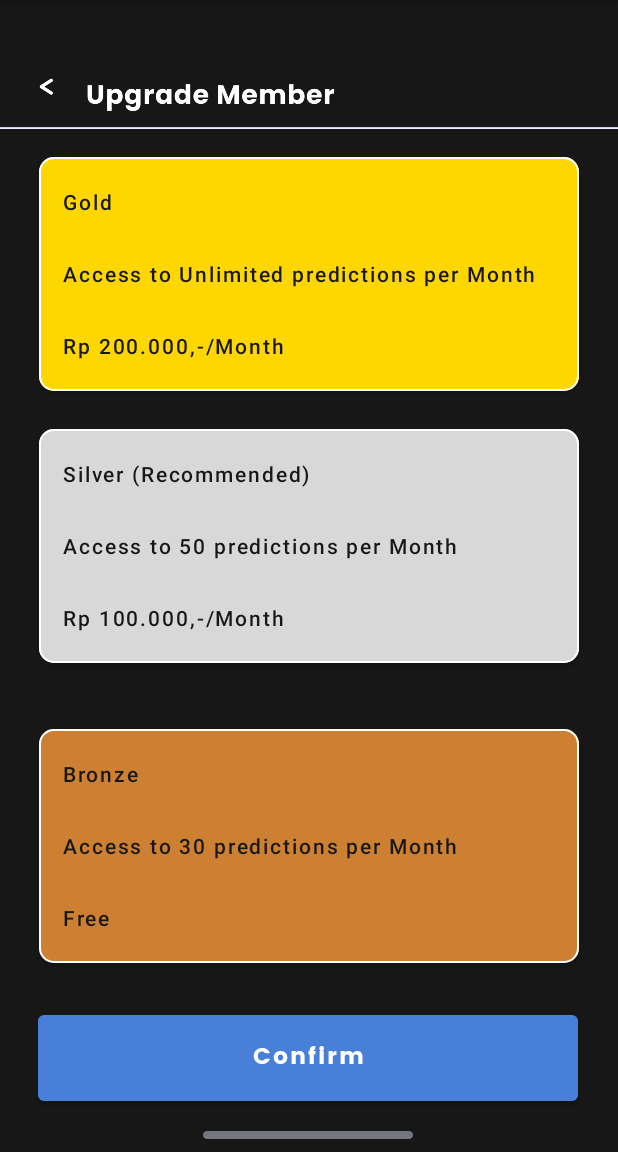
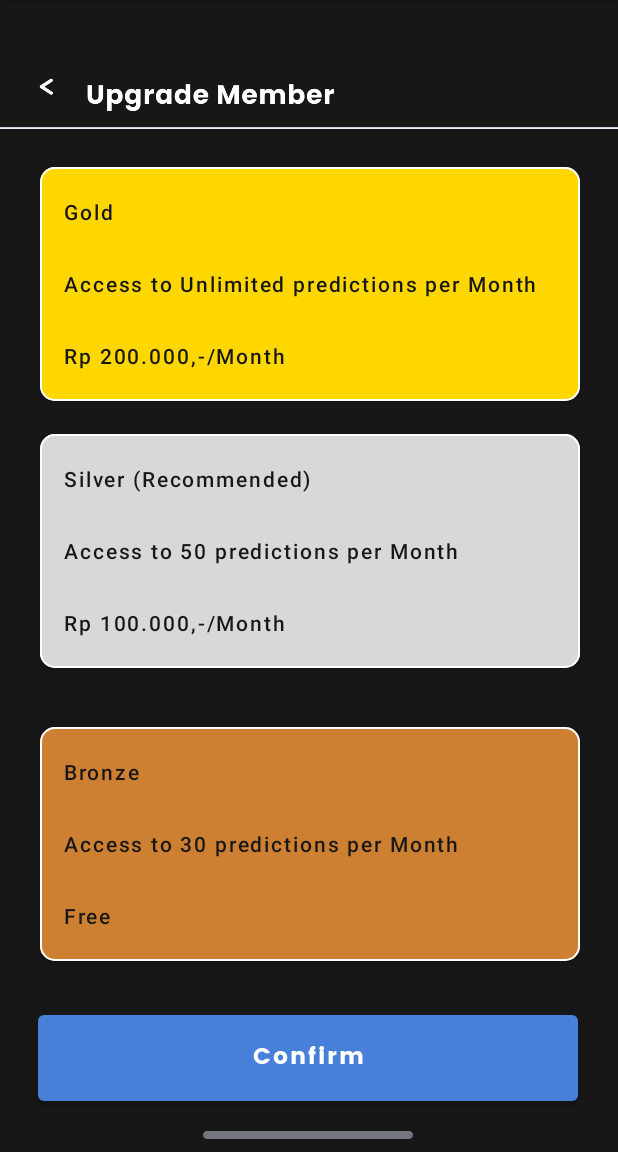
Before and after one commit to Xenon468/Pasti-Cuan-App, an Android app: the activity_membership_change_with_buttons screen opened directly, with no data from a screen before it, on a phone screen of 412 x 824 dp, the part 84-1236 px from its top. Run offline under Robolectric (Android 15) with nearby library versions, the phone set to English and light mode, and no system bars.

Commit message:
Changes in confirmation button sizes and membership uses button

```diff
--- a/app/src/main/res/layout/activity_membership_change_with_buttons.xml
+++ b/app/src/main/res/layout/activity_membership_change_with_buttons.xml
@@ -57,25 +57,14 @@
         android:textColor="@color/black"
         app:backgroundTint="@color/goldmember"
         app:cornerRadius="10dp"
-        app:layout_constraintBottom_toBottomOf="parent"
+        app:layout_constraintBottom_toTopOf="@+id/confirm_button"
         app:layout_constraintEnd_toEndOf="parent"
+        app:layout_constraintHorizontal_bias="0.509"
         app:layout_constraintStart_toStartOf="parent"
         app:layout_constraintTop_toBottomOf="@+id/upgradeMember"
-        app:layout_constraintVertical_bias="0.025"
+        app:layout_constraintVertical_bias="0.047"
         app:strokeColor="@color/white"
         app:strokeWidth="1dp" />
-
-    <Switch
-        android:id="@+id/goldMemberStatus"
-        android:layout_width="wrap_content"
-        android:layout_height="wrap_content"
-        android:text="Switch"
-        app:layout_constraintBottom_toBottomOf="@+id/goldMember"
-        app:layout_constraintEnd_toEndOf="@+id/goldMember"
-        app:layout_constraintHorizontal_bias="0.948"
-        app:layout_constraintStart_toStartOf="@+id/goldMember"
-        app:layout_constraintTop_toTopOf="@+id/goldMember"
-        app:layout_constraintVertical_bias="0.127" />
 
     <Button
         android:id="@+id/silverMember"
@@ -87,25 +76,14 @@
         android:textColor="@color/black"
         app:backgroundTint="@color/silvermember"
         app:cornerRadius="10dp"
-        app:layout_constraintBottom_toBottomOf="parent"
+        app:layout_constraintBottom_toTopOf="@+id/confirm_button"
         app:layout_constraintEnd_toEndOf="parent"
+        app:layout_constraintHorizontal_bias="0.509"
         app:layout_constraintStart_toStartOf="parent"
         app:layout_constraintTop_toBottomOf="@+id/goldMember"
-        app:layout_constraintVertical_bias="0.04"
+        app:layout_constraintVertical_bias="0.045"
         app:strokeColor="@color/white"
         app:strokeWidth="1dp" />
-
-    <Switch
-        android:id="@+id/silverMemberStatus"
-        android:layout_width="wrap_content"
-        android:layout_height="wrap_content"
-        android:text="Switch"
-        app:layout_constraintBottom_toBottomOf="@+id/silverMember"
-        app:layout_constraintEnd_toEndOf="@+id/silverMember"
-        app:layout_constraintHorizontal_bias="0.944"
-        app:layout_constraintStart_toStartOf="@+id/silverMember"
-        app:layout_constraintTop_toTopOf="@+id/silverMember"
-        app:layout_constraintVertical_bias="0.12" />
 
     <Button
         android:id="@+id/bronzeMember"
@@ -117,24 +95,13 @@
         android:textColor="@color/black"
         app:backgroundTint="@color/bronzemember"
         app:cornerRadius="10dp"
-        app:layout_constraintBottom_toBottomOf="parent"
+        app:layout_constraintBottom_toTopOf="@+id/confirm_button"
         app:layout_constraintEnd_toEndOf="parent"
+        app:layout_constraintHorizontal_bias="0.509"
         app:layout_constraintStart_toStartOf="parent"
-        app:layout_constraintTop_toBottomOf="@+id/goldMember"
-        app:layout_constraintVertical_bias="0.639"
+        app:layout_constraintTop_toBottomOf="@+id/silverMember"
+        app:layout_constraintVertical_bias="0.526"
         app:strokeColor="@color/white"
         app:strokeWidth="1dp" />
 
-    <Switch
-        android:id="@+id/bronzeMemberStatus"
-        android:layout_width="wrap_content"
-        android:layout_height="wrap_content"
-        android:text="Switch"
-        app:layout_constraintBottom_toBottomOf="@+id/bronzeMember"
-        app:layout_constraintEnd_toEndOf="@+id/bronzeMember"
-        app:layout_constraintHorizontal_bias="0.944"
-        app:layout_constraintStart_toStartOf="@+id/bronzeMember"
-        app:layout_constraintTop_toTopOf="@+id/bronzeMember"
-        app:layout_constraintVertical_bias="0.12" />
-
 </androidx.constraintlayout.widget.ConstraintLayout>
```
Also changed, not shown: app/src/main/AndroidManifest.xml (+0 -7 lines), app/src/main/java/com/pasticuan/stockpredict/activity_membership_change.java (deleted, +0 -14 lines), app/src/main/res/layout/activity_about_us.xml (+7 -8 lines), app/src/main/res/layout/activity_account_logout.xml (+5 -5 lines), app/src/main/res/layout/activity_buy_recommend.xml (+5 -5 lines), app/src/main/res/layout/activity_membership_change.xml (deleted, +0 -137 lines), app/src/main/res/layout/activity_membership_confirmation.xml (+5 -5 lines), app/src/main/res/layout/activity_sell_notrecommend.xml (+5 -5 lines).
